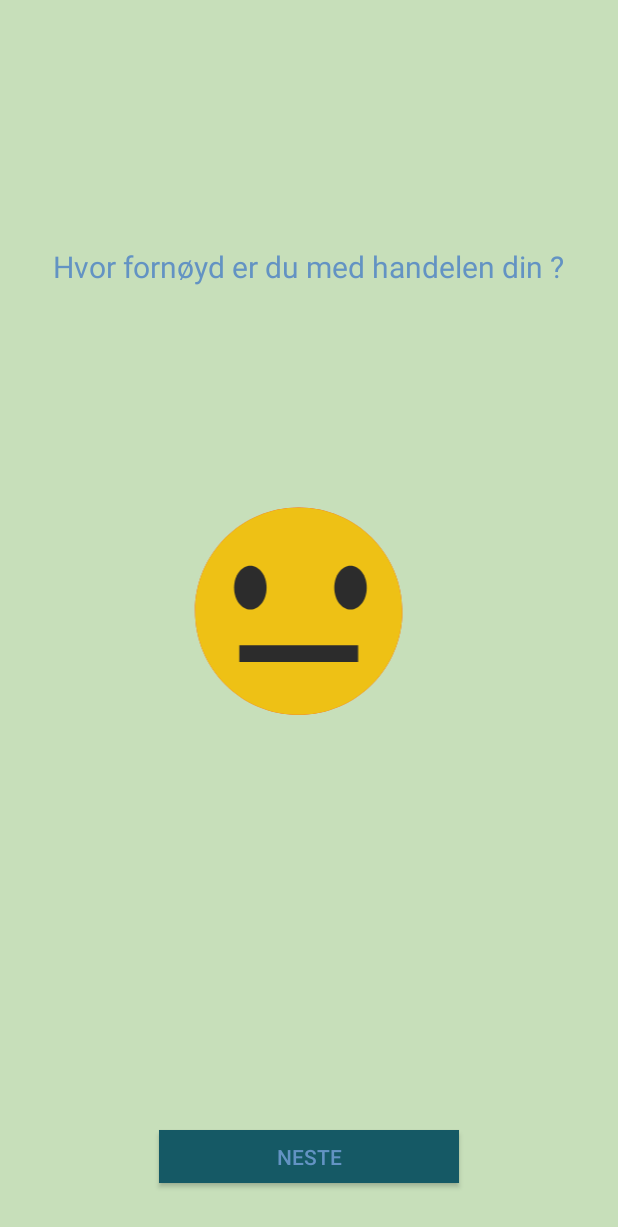
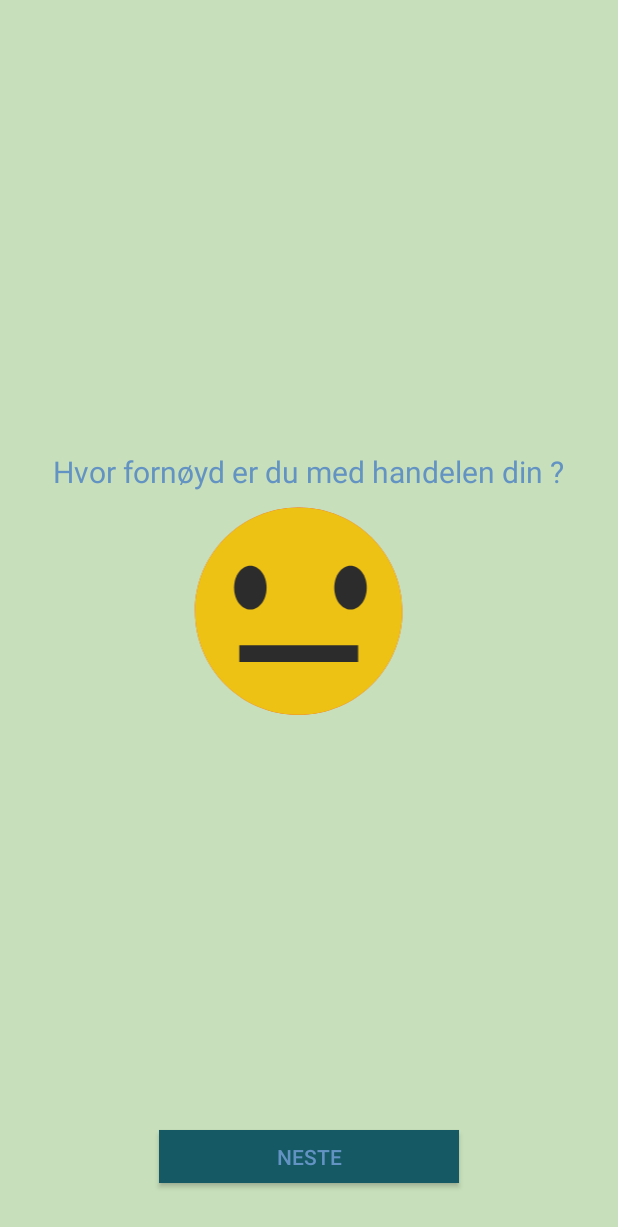
Before and after one commit to JoakimGreger/gruppe39-bachelor, an Android app: the DragActivity screen opened directly, with no data from a screen before it, on a phone screen of 412 x 824 dp. Shown: the top 1227 px of the screen. Run offline under Robolectric (Android 15) with nearby library versions, the phone set to English and light mode, and no system bars.

Commit message:
Forsøk på animation

```diff
--- a/CEapp/app/src/main/res/layout/activity_drag.xml
+++ b/CEapp/app/src/main/res/layout/activity_drag.xml
@@ -13,14 +13,6 @@
     android:padding="0dp"
     android:background="#C7DFBA">
 
-    <TextView
-        android:layout_width="wrap_content"
-        android:layout_height="wrap_content"
-        android:layout_alignParentTop="true"
-        android:layout_centerHorizontal="true"
-        android:layout_marginTop="139dp"
-        android:id="@+id/dirTxt" />
-
     <ImageView
         android:id="@+id/smileyImg"
         android:scaleType="fitCenter"
@@ -29,7 +21,8 @@
         android:layout_centerVertical="true"
         android:layout_alignParentStart="true"
         android:layout_width="wrap_content"
-        android:layout_height="wrap_content" />
+        android:layout_height="wrap_content"
+        android:visibility="visible" />
 
     <Button
         android:text="Neste"
@@ -43,17 +36,6 @@
         android:layout_alignBottom="@+id/doneBtn"
         android:layout_alignStart="@+id/doneBtn" />
 
-    <TextView
-        android:text="Hvor fornøyd er du med handelen din ?"
-        android:layout_height="wrap_content"
-        android:id="@+id/innholdTxt"
-        android:textColor="#6393C3"
-        android:padding="5dp"
-        android:layout_width="wrap_content"
-        android:textSize="20dp"
-        android:layout_below="@+id/dirTxt"
-        android:layout_centerHorizontal="true" />
-
     <Button
         android:text="Ferdig"
         android:id="@+id/doneBtn"
@@ -66,4 +48,16 @@
         android:layout_alignParentBottom="true"
         android:layout_centerHorizontal="true" />
 
+    <TextView
+        android:text="Hvor fornøyd er du med handelen din ?"
+        android:layout_height="wrap_content"
+        android:id="@+id/innholdTxt"
+        android:textColor="#6393C3"
+        android:padding="5dp"
+        android:layout_width="wrap_content"
+        android:textSize="20dp"
+        android:layout_alignTop="@+id/smileyImg"
+        android:layout_centerHorizontal="true"
+        android:layout_marginTop="48dp" />
+
 </RelativeLayout>
```
Also changed, not shown: CEapp/app/src/main/java/com/example/joakim/ceapp/DragActivity.java (+14 -4 lines), CEapp/app/src/main/res/layout/activity_score.xml (+10 -0 lines), CEapp/app/src/main/res/drawable/phfingerdrag.png (added).
